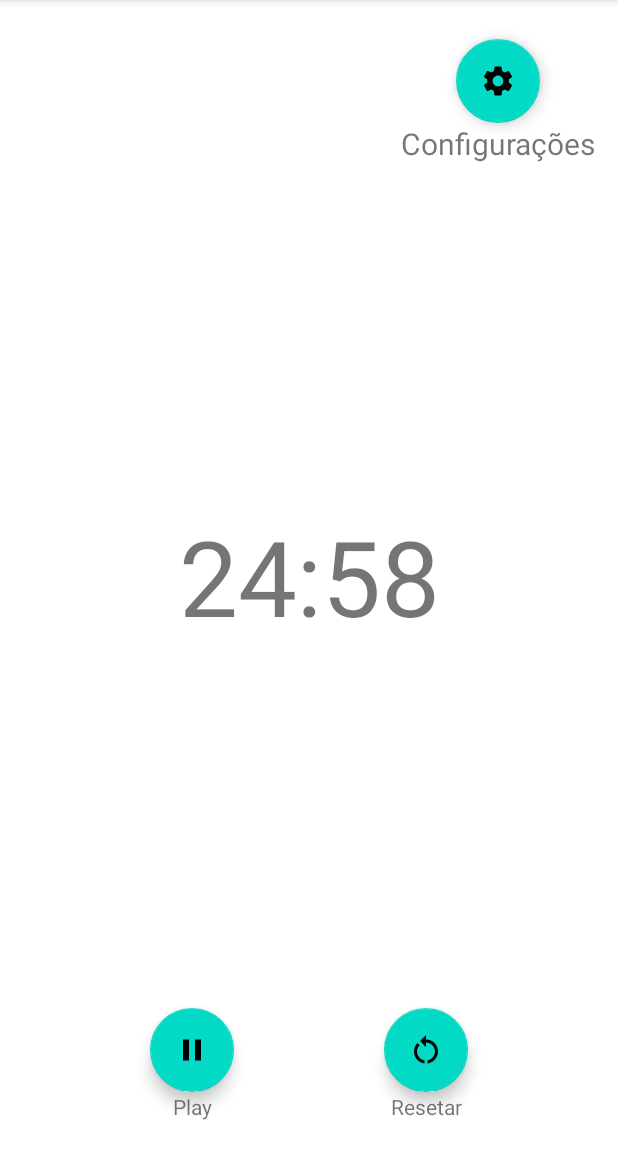
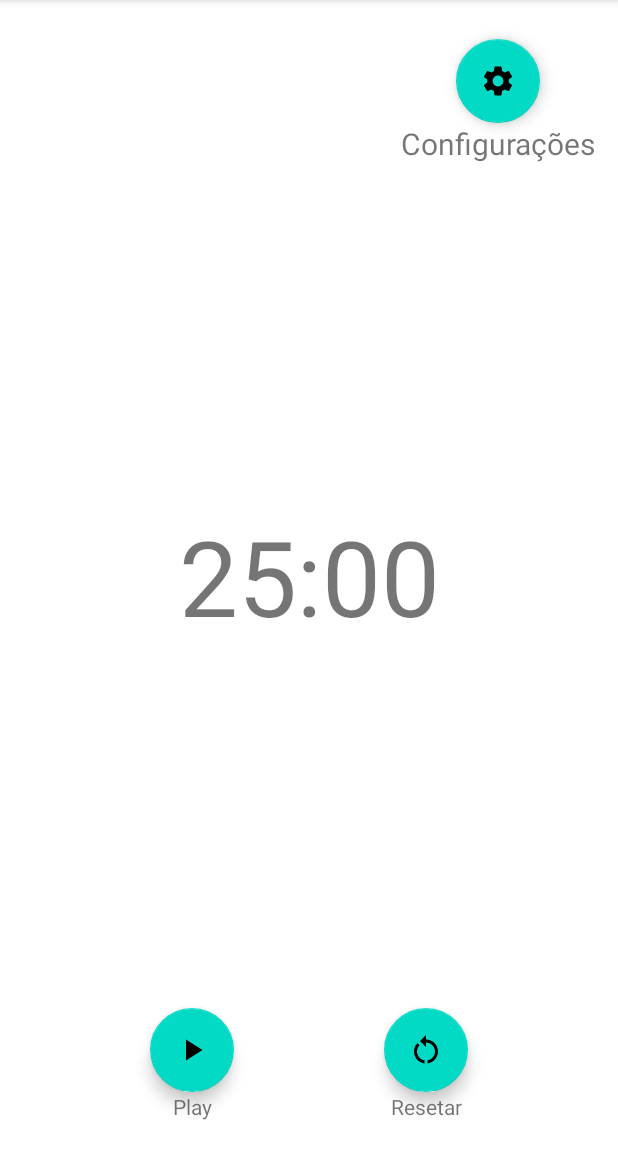
Before and after one commit to salustian0/pomodoro_jera, an Android app: the screen it shows after launch (MainActivity), after a tap on "Resetar", on a phone screen of 412 x 824 dp, the part 84-1236 px from its top. Run offline under Robolectric (Android 15) with nearby library versions, the light colour scheme and no system bars; 1 other tap on this screen came first.

Commit message:
Iniciar parado ao resetar tempo

```diff
--- a/app/src/main/java/com/salusoftware/pomodoro/MainActivity.kt
+++ b/app/src/main/java/com/salusoftware/pomodoro/MainActivity.kt
@@ -59,11 +59,10 @@ class MainActivity() : AppCompatActivity() {
             this.timer.cancel()
             this.timerLeft = this.config.workTime
 
-            this.binding.btnPlay.setImageResource(R.drawable.ic_btn_pause)
-            state = "started"
+            this.binding.btnPlay.setImageResource(R.drawable.ic_btn_play)
+            state = "not_started"
 
-            this.timer = createTimer(this.config.workTime)
-            this.timer.start()
+            this.setTimeText(this.config.workTime)
         }
 
         this.binding.btnConfig.setOnClickListener{
@@ -76,7 +75,6 @@ class MainActivity() : AppCompatActivity() {
         return object: CountDownTimer(time, 1){
             override fun onTick(timeInMillis: Long) {
                 context.timerLeft = timeInMillis
-
                 context.setTimeText(timeInMillis)
             }
 
```
